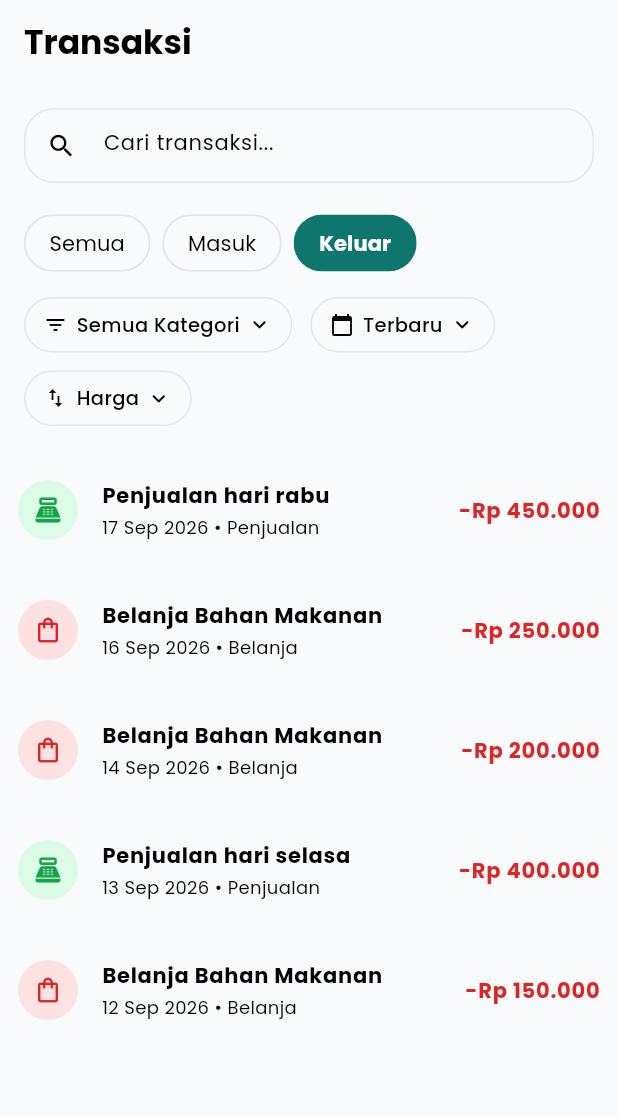
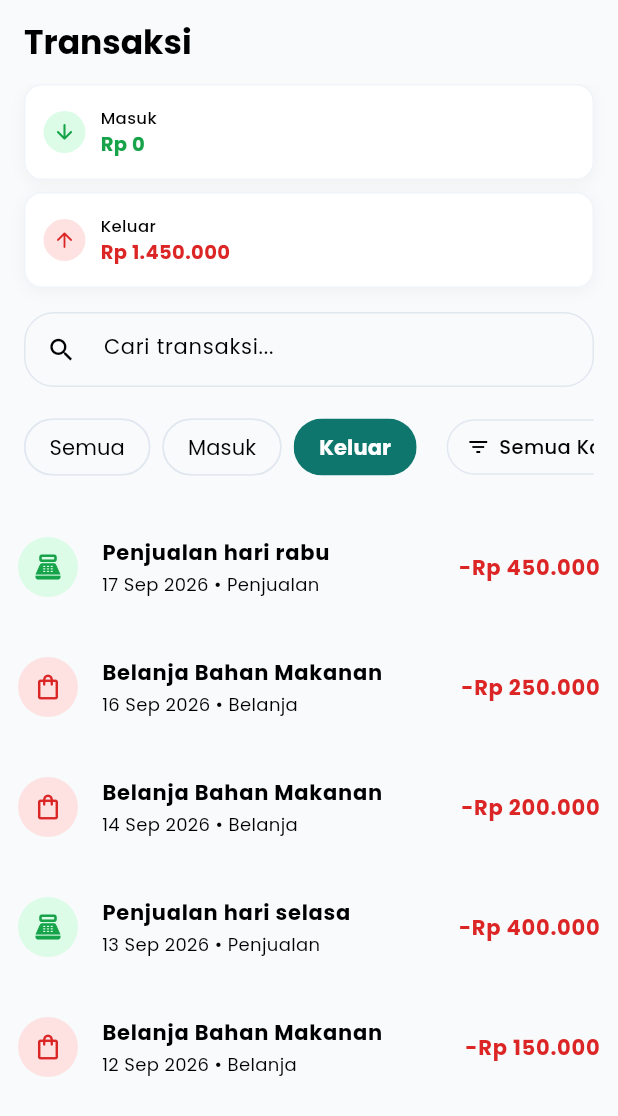
Before and after one commit to fachturrpl1/tallo, a Flutter app: the screen it shows after launch, after a tap on "Masuk", after a tap on "Keluar", on a phone screen of 412 x 824 dp. Shown: the top 1116 px of the screen. Run offline on Flutter 3.47's test engine with Material 3 defaults, Android fonts, the phone set to English and light mode, and no system bars; our stand-ins replace google_fonts, shared_preferences.

Commit message:
feat(transaction): import & using summary, as padding widget. overwrite the filter bar from wrap to singlechildscrollview

```diff
--- a/lib/features/pages/transactions_page.dart
+++ b/lib/features/pages/transactions_page.dart
@@ -6,6 +6,11 @@ import '../widgets/transactions/dropdown/transaction_dropdown_filter.dart';
 import '../widgets/transactions/card/transactions_card.dart';
 import '../models/transactions.dart';
 import '../models/transaction_sort.dart';
+
+import '../models/transaction_summary.dart';
+import '../widgets/dashboard/transactions_summary.dart';
+
+import 'transaction_detail_page.dart';
 
 class TransactionsPage extends StatefulWidget {
   final List<Transactions> transactionsList;
@@ -73,7 +78,7 @@ class _TransactionPageState extends State<TransactionsPage> {
     }
 
     int compareByPrice(Transactions a, Transactions b) {
-      if (_priceSort == null) return 0; // tidak berpengaruh kalau tidak aktif
+      if (_priceSort == null) return 0;
       return _priceSort == PriceSortOrder.highest
           ? b.jumlah.compareTo(a.jumlah)
           : a.jumlah.compareTo(b.jumlah);
@@ -182,6 +187,7 @@ class _TransactionPageState extends State<TransactionsPage> {
   @override
   Widget build(BuildContext context) {
     final filteredList = _hasilFilter;
+    final summary = TransactionSummary.fromList(filteredList);
 
     return Scaffold(
       appBar: AppBar(
@@ -195,44 +201,24 @@ class _TransactionPageState extends State<TransactionsPage> {
       body: Column(
         children: [
           Padding(
+            padding: const EdgeInsets.symmetric(horizontal: 16),
+            child: TransactionSummaryBox(summary: summary),
+          ),
+          Padding(
             padding: const EdgeInsets.all(16.0),
             child: LayoutBuilder(
               builder: (context, constraints) {
                 final contentWidth = constraints.maxWidth;
-                final searchWidth = contentWidth < 600 ? contentWidth : 600.0;
+                final searchWidth = contentWidth < 600 ? contentWidth : 715.0;
+                final isNarrow = contentWidth < 600;
 
-                return Wrap(
-                  alignment: WrapAlignment.spaceBetween,
-                  crossAxisAlignment: WrapCrossAlignment.center,
-                  spacing: 16,
-                  runSpacing: 16,
-                  children: [
-                    SizedBox(
-                      width: searchWidth,
-                      child: TransactionSearchBar(
-                        controller: _searchController,
-                        onChanged: (value) {
-                          setState(() {
-                            _searchQuery = value.toLowerCase();
-                          });
-                        },
-                      ),
-                    ),
-                    Wrap(
-                      alignment: WrapAlignment.spaceBetween,
-                      crossAxisAlignment: WrapCrossAlignment.center,
-                      spacing: 12,
-                      runSpacing: 12,
-                      children: [
+                // Gabungkan filter jenis & dropdown ke dalam satu daftar komponen
+                final allFilters = [
                   TransactionCategoryFilter(
                     types: const ['Semua', 'Masuk', 'Keluar'],
                     selectedType: _selectedTypeLabel,
                     onTypeSelected: _handleTypeSelected,
                   ),
-                        Wrap(
-                          spacing: 12,
-                          runSpacing: 12,
-                          children: [
                   Builder(
                     builder: (context) => TransactionFilterDropdown(
                       label: _categoryLabel,
@@ -254,10 +240,47 @@ class _TransactionPageState extends State<TransactionsPage> {
                       onTap: () => _showPriceSortMenu(context),
                     ),
                   ),
+                ];
+
+                Widget filterBar = isNarrow
+                    ? SingleChildScrollView(
+                        scrollDirection: Axis.horizontal,
+                        child: Row(
+                          children: [
+                            for (int i = 0; i < allFilters.length; i++) ...[
+                              allFilters[i],
+                              if (i != allFilters.length - 1)
+                                const SizedBox(width: 12),
+                            ],
                           ],
                         ),
-                      ],
+                      )
+                    : Wrap(
+                        spacing: 12,
+                        runSpacing: 12,
+                        children: allFilters,
+                      );
+
+                return Wrap(
+                  alignment: WrapAlignment.spaceBetween,
+                  crossAxisAlignment: WrapCrossAlignment.center,
+                  spacing: 16,
+                  runSpacing: 16,
+                  children: [
+                    SizedBox(
+                      width: searchWidth,
+                      child: TransactionSearchBar(
+                        controller: _searchController,
+                        onChanged: (value) {
+                          setState(() {
+                            _searchQuery = value.toLowerCase();
+                          });
+                        },
                       ),
+                    ),
+                    isNarrow
+                        ? SizedBox(width: contentWidth, child: filterBar)
+                        : filterBar,
                   ],
                 );
               },
@@ -279,7 +302,8 @@ class _TransactionPageState extends State<TransactionsPage> {
 
                       return GridView.builder(
                         itemCount: filteredList.length,
-                        padding: const EdgeInsets.only(bottom: 8, left: 8, right: 8),
+                        padding: const EdgeInsets.only(
+                            bottom: 8, left: 8, right: 8),
                         gridDelegate: SliverGridDelegateWithFixedCrossAxisCount(
                           crossAxisCount: kolom,
                           mainAxisExtent: 72,
@@ -288,7 +312,18 @@ class _TransactionPageState extends State<TransactionsPage> {
                         ),
                         itemBuilder: (context, index) {
                           final item = filteredList[index];
-                          return TransactionCard(transaction: item);
+                          return TransactionCard(
+                            transaction: item,
+                            onTap: () {
+                              Navigator.push(
+                                context,
+                                MaterialPageRoute(
+                                  builder: (context) =>
+                                      TransactionDetailPage(transaction: item),
+                                ),
+                              );
+                            },
+                          );
                         },
                       );
                     },
```
Lines whose indentation alone changed are shown as unchanged.
